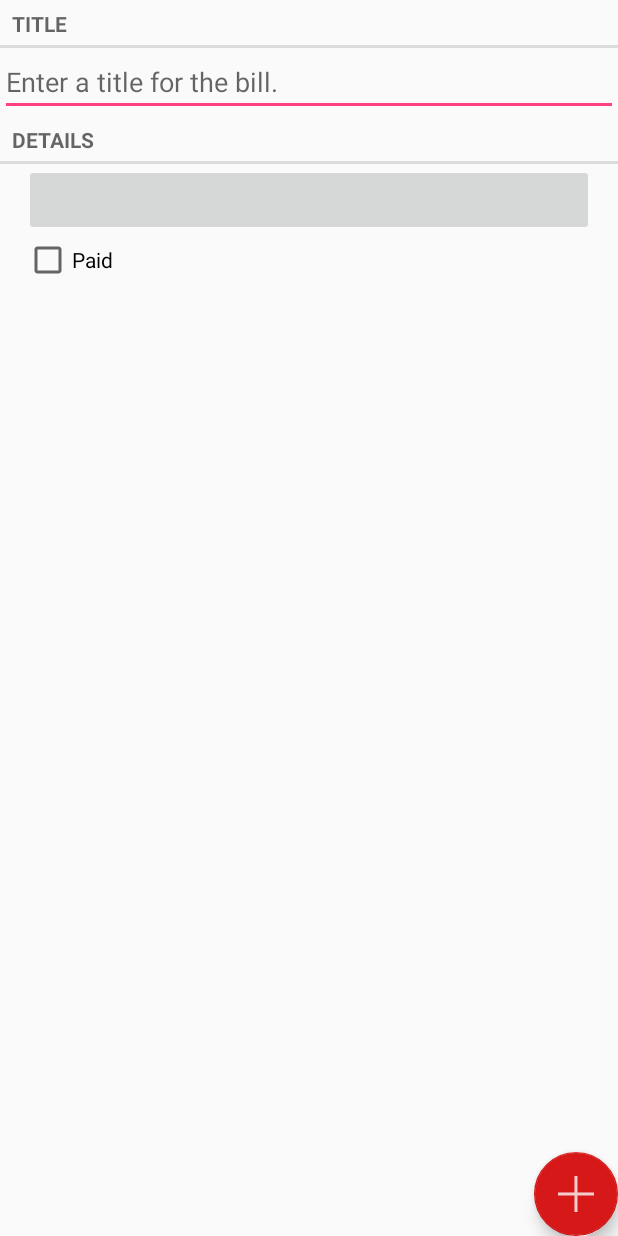
After one commit to barsKii/FlatApplication-SDP-GRP3, an Android app: the BillActivity screen opened directly, with no data from a screen before it, on a phone screen of 412 x 824 dp. The commit adds this screen. Run offline under Robolectric (Android 15) with nearby library versions, the phone set to English and light mode, and no system bars; 3 statements that could not run were skipped.

```diff
--- a/app/src/main/AndroidManifest.xml
+++ b/app/src/main/AndroidManifest.xml
@@ -30,6 +30,8 @@
               </activity>
         <activity android:name=".Calender.CalendarMain"></activity>
         <activity android:name=".Calender.CalenderEventHandler"></activity>
+        <activity android:name=".BillsManager.BillListActivity"></activity>
+        <activity android:name=".BillsManager.BillActivity"></activity>
     </application>
 
 
--- /dev/null
+++ b/app/src/main/java/com/sdpcrew/android/flatapp/BillsManager/BillActivity.java
@@ -0,0 +1,32 @@
+package com.sdpcrew.android.flatapp.BillsManager;
+
+import android.content.Context;
+import android.content.Intent;
+import android.support.v4.app.Fragment;
+import com.sdpcrew.android.flatapp.*;
+
+import com.sdpcrew.android.flatapp.TasksManager.SingleFragmentActivity;
+
+import java.util.UUID;
+
+/**
+ * Created by David on 20/09/2016.
+ */
+public class BillActivity extends SingleFragmentActivityBill {
+
+    private static final String EXTRA_BILL_ID = "com.sdpcrew.android.flatapplication.bill_id";
+
+    public static Intent newIntent(Context packageContext, UUID billId) {
+        Intent intent = new Intent(packageContext, BillActivity.class);
+        intent.putExtra(EXTRA_BILL_ID, billId);
+        return intent;
+    }
+
+
+    @Override
+    protected Fragment createFragment() {
+        UUID billId = (UUID) getIntent().getSerializableExtra(EXTRA_BILL_ID);
+        return BillFragment.newInstance(billId);
+    }
+
+}
--- /dev/null
+++ b/app/src/main/java/com/sdpcrew/android/flatapp/BillsManager/BillFragment.java
@@ -0,0 +1,87 @@
+package com.sdpcrew.android.flatapp.BillsManager;
+
+import android.os.Bundle;
+import android.support.v4.app.Fragment;
+import android.text.Editable;
+import android.text.TextWatcher;
+import android.view.LayoutInflater;
+import android.view.View;
+import android.view.ViewGroup;
+import android.widget.Button;
+import android.widget.CheckBox;
+import android.widget.CompoundButton;
+import android.widget.EditText;
+import com.sdpcrew.android.flatapp.*;
+
+import java.util.UUID;
+
+/**
+ * Created by David on 20/09/2016.
+ */
+public class BillFragment extends Fragment {
+
+    private static final String ARG_BILL_ID = "bill_id";
+
+    private Bill mBill;
+    private EditText mTitleField;
+    private Button mDateButton;
+    private CheckBox mPaidCheckBox;
+
+    public static BillFragment newInstance (UUID billId) {
+        Bundle args = new Bundle();
+        args.putSerializable(ARG_BILL_ID, billId);
+
+        BillFragment fragment = new BillFragment();
+        fragment.setArguments(args);
+        return fragment;
+    }
+
+    @Override
+    public void onCreate (Bundle savedInstanceState) {
+        super.onCreate (savedInstanceState);
+        UUID billId = (UUID) getArguments().getSerializable(ARG_BILL_ID);
+
+        mBill = BillLab.get(getActivity()).getBill(billId);
+    }
+
+    @Override
+    public View onCreateView (LayoutInflater inflater, ViewGroup container, Bundle savedInstanceState) {
+        View v = inflater.inflate(R.layout.fragment_bill, container, false);
+
+        mTitleField = (EditText) v.findViewById(R.id.bill_title);
+        mTitleField.setText(mBill.getTitle());
+        mTitleField.addTextChangedListener(new TextWatcher() {
+            @Override
+            public void beforeTextChanged(CharSequence s, int start, int count, int after) {
+
+            }
+
+            @Override
+            public void onTextChanged(CharSequence s, int start, int before, int count) {
+                mBill.setTitle(s.toString());
+            }
+
+            @Override
+            public void afterTextChanged(Editable editable) {
+
+            }
+        });
+
+        mDateButton = (Button) v.findViewById(R.id.bill_date);
+        mDateButton.setText(android.text.format.DateFormat.format("dd-MM-yyyy", mBill.getDate()));
+        mDateButton.setEnabled(false);
+
+        mPaidCheckBox = (CheckBox) v.findViewById(R.id.bill_paid);
+        mPaidCheckBox.setChecked(mBill.isPaid());
+       /* mPaidCheckBox.setOnClickListener(new CompoundButton.OnCheckedChangeListener() {
+            @Override
+            public void onCheckedChanged(CompoundButton buttonView, boolean isChecked) {
+                mBill.setPaid(isChecked);
+            }
+
+        });*/
+
+        return v;
+    }
+
+}
--- /dev/null
+++ b/app/src/main/java/com/sdpcrew/android/flatapp/BillsManager/BillLab.java
@@ -0,0 +1,51 @@
+package com.sdpcrew.android.flatapp.BillsManager;
+
+import android.content.Context;
+
+import java.util.ArrayList;
+import java.util.List;
+import java.util.UUID;
+import com.sdpcrew.android.flatapp.*;
+
+/**
+ * Created by David on 20/09/2016.
+ */
+public class BillLab {
+
+    private static BillLab sBillLab;
+
+    private List<Bill> mBills;
+
+    public static BillLab get (Context context) {
+        if (sBillLab == null) {
+            sBillLab = new BillLab(context);
+        }
+        return sBillLab;
+    }
+
+    private BillLab (Context context) {
+        mBills = new ArrayList<>();
+
+        // Can add bills here to test
+        for (int i = 0; i < 100; i++) {
+            Bill crime = new Bill();
+            crime.setTitle("Crime #" + i);
+            crime.setPaid(i % 2 == 0); // Every other one
+            mBills.add(crime);
+        }
+    }
+
+    public List<Bill> getBills() {
+        return mBills;
+    }
+
+    public Bill getBill(UUID id) {
+        for (Bill bill : mBills) {
+            if (bill.getId().equals(id)) {
+                return bill;
+            }
+        }
+        return null;
+    }
+
+}
--- /dev/null
+++ b/app/src/main/java/com/sdpcrew/android/flatapp/BillsManager/SingleFragmentActivityBill.java
@@ -0,0 +1,30 @@
+package com.sdpcrew.android.flatapp.BillsManager;
+
+import android.os.Bundle;
+import android.support.v4.app.Fragment;
+import android.support.v4.app.FragmentActivity;
+import android.support.v4.app.FragmentManager;
+import com.sdpcrew.android.flatapp.*;
+/**
+ * Created by David on 21/09/2016.
+ */
+public abstract class SingleFragmentActivityBill extends FragmentActivity {
+
+    protected abstract Fragment createFragment();
+
+    @Override
+    public void onCreate(Bundle savedInstanceState) {
+        super.onCreate(savedInstanceState);
+        setContentView(R.layout.activity_fragment);
+
+        FragmentManager fm = getSupportFragmentManager();
+        Fragment fragment = fm.findFragmentById(R.id.fragment_container_bills);
+
+        if (fragment == null) {
+            fragment = createFragment();
+            fm.beginTransaction()
+                    .add(R.id.fragment_container_bills, fragment)
+                    .commit();
+        }
+    }
+}
--- a/app/src/main/java/com/sdpcrew/android/flatapp/MainActivity.java
+++ b/app/src/main/java/com/sdpcrew/android/flatapp/MainActivity.java
@@ -9,6 +9,7 @@ import android.view.View;
 import com.sdpcrew.android.flatapp.ShoppingList.ShoppingListsActivity;
 import com.sdpcrew.android.flatapp.TasksManager.TaskManagerActivity;
 import com.sdpcrew.android.flatapp.Calender.CalendarMain;
+import com.sdpcrew.android.flatapp.BillsManager.BillListActivity;
 
 public class MainActivity extends AppCompatActivity {
 
@@ -39,4 +40,8 @@ public class MainActivity extends AppCompatActivity {
     public void showCalendar (View v) {
         startActivity(new Intent(this, CalendarMain.class));
     }
+
+    public void showBillClick (View v) {
+        startActivity(new Intent(this, BillListActivity.class));
+    }
 }
--- /dev/null
+++ b/app/src/main/res/layout/activity_fragment.xml
@@ -0,0 +1,18 @@
+<?xml version="1.0" encoding="utf-8"?>
+<FrameLayout
+    xmlns:android="http://schemas.android.com/apk/res/android"
+    xmlns:app="http://schemas.android.com/apk/res-auto"
+    android:id="@+id/fragment_container_bills"
+    android:layout_width="match_parent"
+    android:layout_height="match_parent">
+
+        <android.support.design.widget.FloatingActionButton
+        android:id="@+id/fragment_task_add"
+        android:layout_width="wrap_content"
+        android:layout_height="wrap_content"
+        android:src="@drawable/ic_menu_add"
+        android:title="@string/task_add_button"
+        app:backgroundTint="@color/tile3"
+        app:rippleColor="#FFF"
+        android:layout_gravity="bottom|right"/>
+</FrameLayout>
--- a/app/src/main/res/layout/activity_main.xml
+++ b/app/src/main/res/layout/activity_main.xml
@@ -39,7 +39,8 @@
             android:layout_column="1"
             android:layout_row="1"
             android:background="@color/tile4"
-            app:srcCompat="@drawable/bills" />
+            app:srcCompat="@drawable/bills"
+            android:onClick="showBillClick"/>
 
         <ImageButton
             android:id="@+id/shopping_list_button"
--- /dev/null
+++ b/app/src/main/res/layout/fragment_bill.xml
@@ -0,0 +1,40 @@
+<?xml version="1.0" encoding="utf-8"?>
+<LinearLayout xmlns:android="http://schemas.android.com/apk/res/android"
+              android:layout_width="match_parent"
+              android:layout_height="match_parent"
+              android:orientation="vertical"
+    >
+    <TextView
+        android:layout_width="match_parent"
+        android:layout_height="wrap_content"
+        android:text="@string/bill_title_label"
+        style="?android:listSeparatorTextViewStyle"
+        />
+    <EditText
+        android:id="@+id/bill_title"
+        android:layout_width="match_parent"
+        android:layout_height="wrap_content"
+        android:hint="@string/bill_title_hint"
+        />
+    <TextView
+        android:layout_width="match_parent"
+        android:layout_height="wrap_content"
+        android:text="@string/bill_details_label"
+        style="?android:listSeparatorTextViewStyle"
+        />
+    <Button
+        android:id="@+id/bill_date"
+        android:layout_width="match_parent"
+        android:layout_height="wrap_content"
+        android:layout_marginLeft="16dp"
+        android:layout_marginRight="16dp"
+        />
+    <CheckBox
+        android:id="@+id/bill_paid"
+        android:layout_width="match_parent"
+        android:layout_height="wrap_content"
+        android:layout_marginLeft="16dp"
+        android:layout_marginRight="16dp"
+        android:text="@string/bill_paid_label"
+        />
+</LinearLayout>
--- /dev/null
+++ b/app/src/main/res/layout/fragment_bill_list.xml
@@ -0,0 +1,6 @@
+<?xml version="1.0" encoding="utf-8"?>
+<android.support.v7.widget.RecyclerView
+    xmlns:android="http://schemas.android.com/apk/res/android"
+    android:id="@+id/bill_recycler_view"
+    android:layout_width="match_parent"
+    android:layout_height="match_parent"/>
--- a/app/src/main/res/values/strings.xml
+++ b/app/src/main/res/values/strings.xml
@@ -24,4 +24,9 @@
     <string name="no_title_task_enter">No title entered. No Task created</string>
     <string name="no_title_qualifier_enter">No title entered. No Qualifier created</string>
 
+    <string name="bill_title_hint">Enter a title for the bill.</string>
+    <string name="bill_title_label">Title</string>
+    <string name="bill_details_label">Details</string>
+    <string name="bill_paid_label">Paid</string>
+
 </resources>
```
Also changed, not shown: app/src/main/java/com/sdpcrew/android/flatapp/BillsManager/Bill.java (added, +49 -0 lines), app/src/main/java/com/sdpcrew/android/flatapp/BillsManager/BillListActivity.java (added, +17 -0 lines), app/src/main/java/com/sdpcrew/android/flatapp/BillsManager/BillListFragment.java (added, +113 -0 lines), app/src/main/res/layout/list_item_bill.xml (added, +31 -0 lines).
